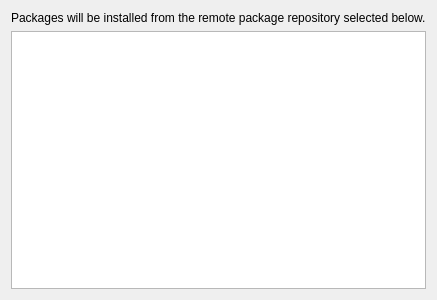
Above: Libraries/MiKTeX/UI/Qt/SiteWizRemote.ui from Amaterasu27/miktex before the change. Below: the same form after it.
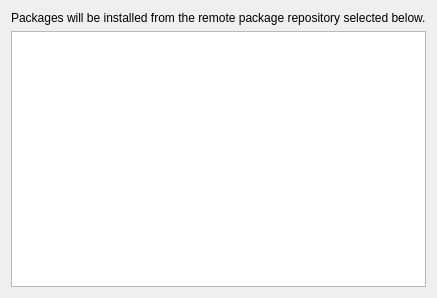
That is the form after the change.

Patch:
```diff
--- a/Libraries/MiKTeX/UI/Qt/SiteWizRemote.ui
+++ b/Libraries/MiKTeX/UI/Qt/SiteWizRemote.ui
@@ -7,7 +7,7 @@
     <x>0</x>
     <y>0</y>
     <width>400</width>
-    <height>300</height>
+    <height>298</height>
    </rect>
   </property>
   <layout class="QVBoxLayout" >
@@ -32,6 +32,9 @@
      <property name="showGrid" >
       <bool>false</bool>
      </property>
+     <property name="wordWrap" >
+      <bool>false</bool>
+     </property>
      <property name="cornerButtonEnabled" >
       <bool>false</bool>
      </property>
```
